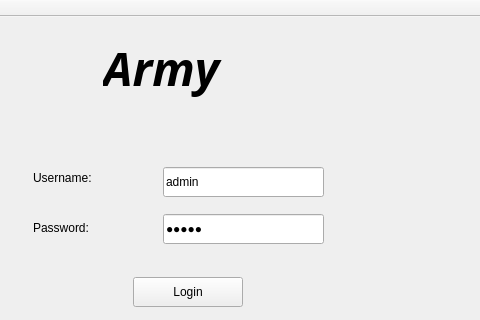
Old version of the form src/login_window.ui in the repository AlirezaTheH/army-db; both pictures show x 127 to 607 and y 0 to 320 of the 607 by 411 pixel window.
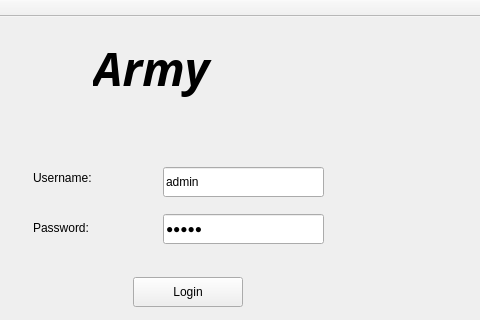
New version of the form.

What changed in the file:
```diff
--- a/src/login_window.ui
+++ b/src/login_window.ui
@@ -97,9 +97,9 @@
    <widget class="QLabel" name="label_army">
     <property name="geometry">
      <rect>
-      <x>230</x>
+      <x>220</x>
       <y>10</y>
-      <width>151</width>
+      <width>311</width>
       <height>81</height>
      </rect>
     </property>
```
